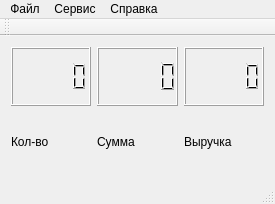
Qt form mainwindow.ui (Ejik/ordersvi) before a commit.
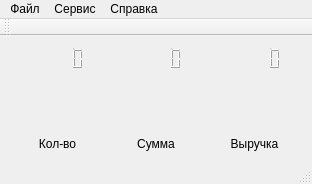
The same form after that commit. Icons and pictures are not drawn.

Commit message: Feature: индикаторы раскрашиваются в зависимости от процентов

Diff of the .ui file:
```diff
--- a/mainwindow.ui
+++ b/mainwindow.ui
@@ -6,8 +6,8 @@
    <rect>
     <x>0</x>
     <y>0</y>
-    <width>275</width>
-    <height>204</height>
+    <width>312</width>
+    <height>184</height>
    </rect>
   </property>
   <property name="windowTitle">
@@ -22,7 +22,7 @@
     <item row="0" column="0">
      <widget class="QLCDNumber" name="lcdAmount">
       <property name="frameShape">
-       <enum>QFrame::Box</enum>
+       <enum>QFrame::NoFrame</enum>
       </property>
       <property name="numDigits">
        <number>5</number>
@@ -31,6 +31,9 @@
     </item>
     <item row="0" column="1">
      <widget class="QLCDNumber" name="lcdSum">
+      <property name="frameShape">
+       <enum>QFrame::NoFrame</enum>
+      </property>
       <property name="numDigits">
        <number>5</number>
       </property>
@@ -41,6 +44,9 @@
     </item>
     <item row="0" column="2">
      <widget class="QLCDNumber" name="lcdCash">
+      <property name="frameShape">
+       <enum>QFrame::NoFrame</enum>
+      </property>
       <property name="numDigits">
        <number>5</number>
       </property>
@@ -49,27 +55,49 @@
       </property>
      </widget>
     </item>
-    <item row="1" column="0">
+    <item row="2" column="0">
      <widget class="QLabel" name="label">
       <property name="text">
        <string>Кол-во</string>
       </property>
+      <property name="alignment">
+       <set>Qt::AlignCenter</set>
+      </property>
      </widget>
     </item>
-    <item row="1" column="1">
+    <item row="2" column="1">
      <widget class="QLabel" name="label_2">
       <property name="text">
        <string>Сумма</string>
       </property>
+      <property name="alignment">
+       <set>Qt::AlignCenter</set>
+      </property>
      </widget>
     </item>
-    <item row="1" column="2">
+    <item row="2" column="2">
      <widget class="QLabel" name="label_3">
       <property name="text">
        <string>Выручка</string>
       </property>
+      <property name="alignment">
+       <set>Qt::AlignCenter</set>
+      </property>
      </widget>
     </item>
+    <item row="1" column="0">
+     <spacer name="verticalSpacer">
+      <property name="orientation">
+       <enum>Qt::Vertical</enum>
+      </property>
+      <property name="sizeHint" stdset="0">
+       <size>
+        <width>20</width>
+        <height>40</height>
+       </size>
+      </property>
+     </spacer>
+    </item>
    </layout>
   </widget>
   <widget class="QMenuBar" name="menuBar">
@@ -77,7 +105,7 @@
     <rect>
      <x>0</x>
      <y>0</y>
-     <width>275</width>
+     <width>312</width>
      <height>21</height>
     </rect>
    </property>
```
The commit also changes 1 other file.
